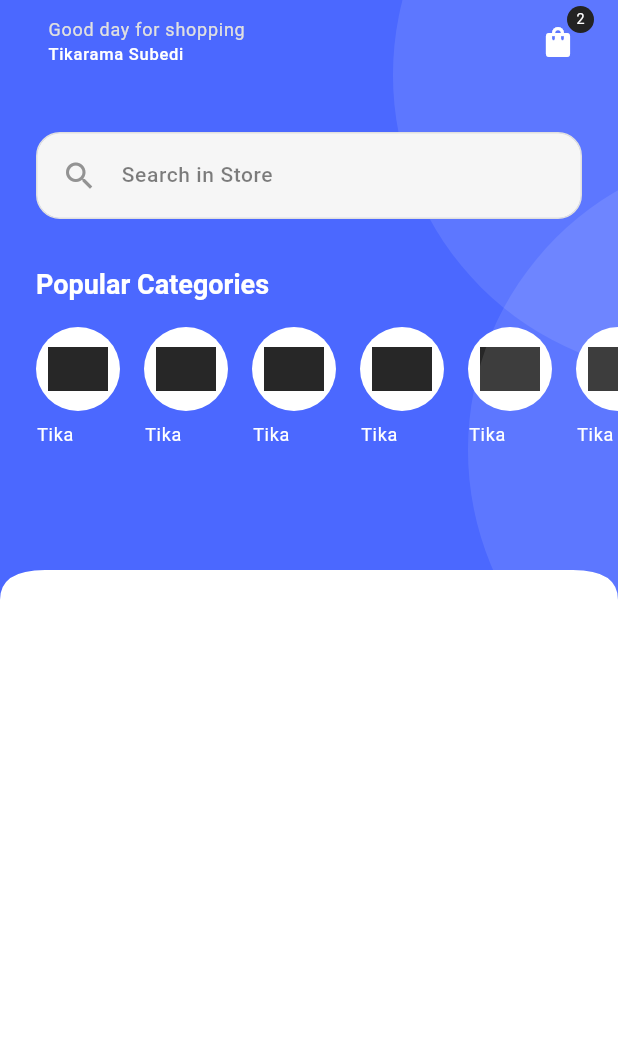
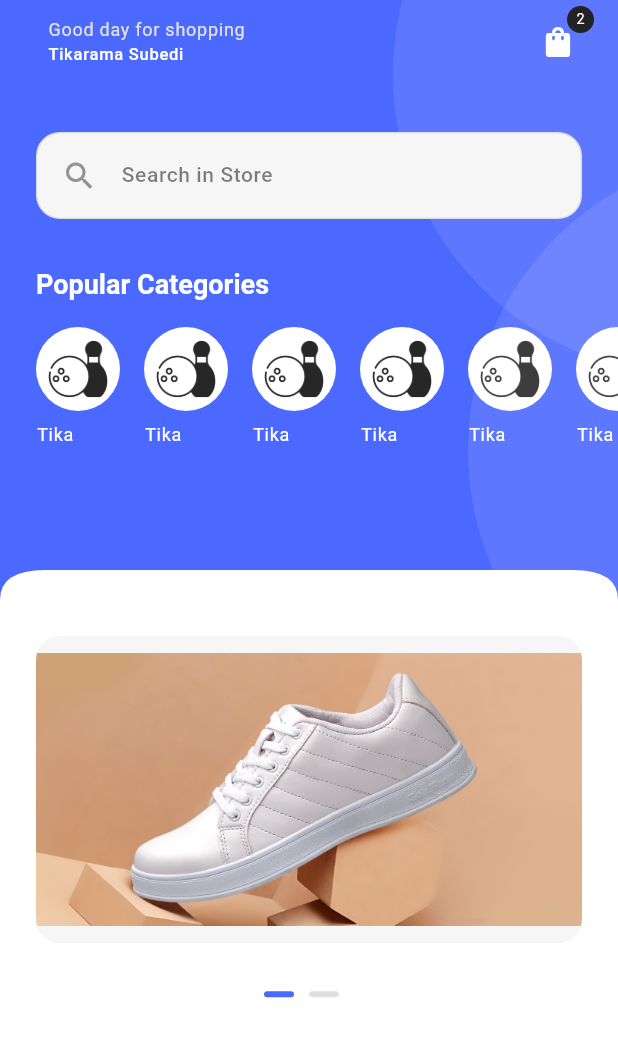
Before and after one commit to S-Tikarama/final-project, a Flutter app: the HomeScreen screen opened directly, on a phone screen of 412 x 824 dp. Shown: the top 1037 px of the screen. Run offline on Flutter 3.47's test engine with Material 3 defaults, Android fonts, the light colour scheme and no system bars; drawn by our look-alikes of carousel_slider; our stand-ins replace get, get_storage, logger, smooth_page_indicator; accounts and stored records are empty; Roboto replaces fonts that are missing (Poppins).

Commit message:
initilize carousel slider in home page

```diff
--- a/e_commerce_app/lib/common/widgets/custom_shapes/containers/circular_containar.dart
+++ b/e_commerce_app/lib/common/widgets/custom_shapes/containers/circular_containar.dart
@@ -11,24 +11,28 @@
     this.padding = 0,
     this.child,
     this.backgroundColor = TColors.white,
+    this.margin,
   });
   final double? width;
   final double? height;
   final double radius;
   final double padding;
   final Widget? child;
-  final Color backgroundColor;
+  final Color? backgroundColor;
+  final EdgeInsets? margin;
 
   @override
   Widget build(BuildContext context) {
     return Container(
       width: width,
       height: height,
+      margin: margin,
       padding: EdgeInsets.all(padding),
       decoration: BoxDecoration(
         borderRadius: BorderRadius.circular(400),
-        color : TColors.textWhite.withOpacity(0.1),
+        color : backgroundColor,
       ),
+      child: child,
     );
   }
 }
--- /dev/null
+++ b/e_commerce_app/lib/common/widgets/images/round_image.dart
@@ -0,0 +1,62 @@
+
+import 'package:e_commerce_app/utils/constants/colors.dart';
+import 'package:e_commerce_app/utils/constants/sizes.dart';
+import 'package:flutter/material.dart';
+
+class RoundedImage extends StatelessWidget {
+  const RoundedImage({
+    super.key,
+    this.width,
+    this.height,
+    required this.imageUrl,
+    this.applyImageRadius=true,
+    this.border,
+    this.backgroundColor=TColors.light,
+    this.fit=BoxFit.contain,
+    this.padding,
+    this.isNetworkImage=false,
+    this.onPressed,
+    this.borderRadius=TSizes.md,
+  });
+  final double? width, height;
+  final String imageUrl;
+  final bool applyImageRadius;
+  final BoxBorder? border;
+  final Color backgroundColor;
+  final BoxFit? fit;
+  final EdgeInsetsGeometry? padding;
+  final bool isNetworkImage;
+  final VoidCallback? onPressed;
+  final double borderRadius;
+
+  @override
+  Widget build(BuildContext context) {
+    return GestureDetector(
+      onTap: onPressed,
+      child: Container(
+        width: width,
+        height: height,
+        padding: padding,
+
+        decoration: BoxDecoration(
+          border: border,
+          color: backgroundColor,
+          borderRadius: BorderRadius.circular(borderRadius),
+        ),
+        child: ClipRRect(
+          borderRadius:
+              applyImageRadius
+                  ? BorderRadius.circular(borderRadius)
+                  : BorderRadius.zero,
+          child: Image(
+            image:
+                isNetworkImage
+                    ? NetworkImage(imageUrl)
+                    : AssetImage(imageUrl) as ImageProvider,
+            fit: fit,
+          ),
+        ),
+      ),
+    );
+  }
+}
--- /dev/null
+++ b/e_commerce_app/lib/features/shop/screens/home/controllers/home_controller.dart
@@ -0,0 +1,13 @@
+
+
+import 'package:get/get.dart';
+
+class HomeController extends GetxController{
+  static HomeController get instance => Get.find();
+
+  final carousalCurrentIndex =0.obs;
+
+  void updatePageIndicator(index){
+    carousalCurrentIndex.value=index;
+  }
+}
--- a/e_commerce_app/lib/features/shop/home/home.dart
+++ b/e_commerce_app/lib/features/shop/screens/home/home.dart
@@ -1,13 +1,15 @@
+import 'package:carousel_slider/carousel_slider.dart';
+import 'package:e_commerce_app/common/widgets/custom_shapes/containers/circular_containar.dart';
 import 'package:e_commerce_app/common/widgets/custom_shapes/containers/primary_header_container.dart';
 import 'package:e_commerce_app/common/widgets/custom_shapes/containers/search_container.dart';
-import 'package:e_commerce_app/common/widgets/image_text_widgets/vertical_image_text.dart';
+import 'package:e_commerce_app/common/widgets/images/round_image.dart';
 import 'package:e_commerce_app/common/widgets/texts/section_heading.dart';
-import 'package:e_commerce_app/features/shop/home/widgets/home_appbar.dart';
-import 'package:e_commerce_app/features/shop/home/widgets/home_categories.dart';
+import 'package:e_commerce_app/features/shop/screens/home/widgets/home_appbar.dart';
+import 'package:e_commerce_app/features/shop/screens/home/widgets/home_categories.dart';
+import 'package:e_commerce_app/features/shop/screens/home/widgets/promo_slider.dart';
 import 'package:e_commerce_app/utils/constants/colors.dart';
 import 'package:e_commerce_app/utils/constants/image_strings.dart';
 import 'package:e_commerce_app/utils/constants/sizes.dart';
-import 'package:e_commerce_app/utils/helpers/helper_function.dart';
 import 'package:flutter/material.dart';
 
 class HomeScreen extends StatelessWidget {
@@ -51,6 +53,12 @@
                 ],
               ),
             ),
+            Padding(
+              padding: const EdgeInsets.all(TSizes.defaultSpace),
+              child: PromoSlider(
+                banners: [TImage.promoBanners1, TImage.promoBanners2],
+              ),
+            ),
           ],
         ),
       ),
--- /dev/null
+++ b/e_commerce_app/lib/features/shop/screens/home/widgets/promo_slider.dart
@@ -0,0 +1,52 @@
+import 'package:carousel_slider/carousel_slider.dart';
+import 'package:e_commerce_app/common/widgets/custom_shapes/containers/circular_containar.dart';
+import 'package:e_commerce_app/common/widgets/images/round_image.dart';
+import 'package:e_commerce_app/features/shop/screens/home/controllers/home_controller.dart';
+import 'package:e_commerce_app/utils/constants/colors.dart';
+import 'package:e_commerce_app/utils/constants/image_strings.dart';
+import 'package:e_commerce_app/utils/constants/sizes.dart';
+import 'package:flutter/material.dart';
+import 'package:get/get.dart';
+
+class PromoSlider extends StatelessWidget {
+  const PromoSlider({super.key, required this.banners});
+  final List<String> banners;
+
+  @override
+  Widget build(BuildContext context) {
+    final controller = Get.put(HomeController());
+    return Column(
+      children: [
+        CarouselSlider(
+          options: CarouselOptions(
+            viewportFraction: 1,
+            onPageChanged: (index, _) => controller.updatePageIndicator(index),
+          ),
+
+          items:
+           banners.map((url)=> RoundedImage(imageUrl: url)).toList(),
+
+
+
+        ),
+        const SizedBox(height: TSizes.spaceBtnSection),
+        Center(
+          child: Obx(
+            () => Row(
+              mainAxisSize: MainAxisSize.min,
+              children: [
+                for (int i = 0; i < banners.length; i++)
+                  CircularContainer(
+                    width: 20,
+                    height: 4,
+                    margin: const EdgeInsets.only(right: 10),
+                    backgroundColor: controller.carousalCurrentIndex.value==i ? TColors.primary: TColors.grey
+                  ),
+              ],
+            ),
+          ),
+        ),
+      ],
+    );
+  }
+}
--- a/e_commerce_app/lib/navigation_menu.dart
+++ b/e_commerce_app/lib/navigation_menu.dart
@@ -1,4 +1,4 @@
-import 'package:e_commerce_app/features/shop/home/home.dart';
+import 'package:e_commerce_app/features/shop/screens/home/home.dart';
 import 'package:e_commerce_app/utils/constants/colors.dart';
 import 'package:e_commerce_app/utils/helpers/helper_function.dart';
 import 'package:flutter/material.dart';
--- a/e_commerce_app/lib/utils/constants/image_strings.dart
+++ b/e_commerce_app/lib/utils/constants/image_strings.dart
@@ -1,6 +1,7 @@
 class TImage {
   // --App logos
-  static const String darkAppLogo = 'assets/images/on_boarding_images/searching.gif';
+  static const String darkAppLogo =
+      'assets/images/on_boarding_images/searching.gif';
   static const String lightAppLogo = '';
 
   // --Social Logos
@@ -16,15 +17,14 @@
   static const String onBoardingImage3 =
       'assets/images/on_boarding_images/delivery.gif';
 
+  // --Animations
 
-      // --Animations
+  // --Category Icons
 
+  static const String sportIcon = 'assets/icons/categories/sport.png';
 
+  //--Banners
 
-      // --Category Icons
-
-      static const String sportIcon =
-      'assets/icons/categories/sport.jpg';
-
-
+  static const String promoBanners1 = 'assets/images/banners/gold star.png';
+  static const String promoBanners2 = 'assets/images/banners/men fashion.jpg';
 }
--- a/e_commerce_app/pubspec.yaml
+++ b/e_commerce_app/pubspec.yaml
@@ -42,6 +42,7 @@
   get_storage: ^2.1.1
   flutter_native_splash: ^2.4.6
   smooth_page_indicator: ^1.2.1
+  carousel_slider: ^5.0.0
 
 dev_dependencies:
   flutter_test:
@@ -70,6 +71,7 @@
     - assets/logos/
     - assets/images/on_boarding_images/
     - assets/icons/categories/
+    - assets/images/banners/
 
   # An image asset can refer to one or more resolution-specific "variants", see
   # https://flutter.dev/to/resolution-aware-images
```
Also changed, not shown: e_commerce_app/assets/icons/categories/sport.jpg (deleted), e_commerce_app/assets/icons/categories/sport.png (added), e_commerce_app/assets/images/banners/gold star.png (added), e_commerce_app/assets/images/banners/men fashion.jpg (added), e_commerce_app/lib/features/shop/screens/home/widgets/home_appbar.dart (renamed from e_commerce_app/lib/features/shop/home/widgets/home_appbar.dart), e_commerce_app/lib/features/shop/screens/home/widgets/home_categories.dart (renamed from e_commerce_app/lib/features/shop/home/widgets/home_categories.dart), e_commerce_app/pubspec.lock.
